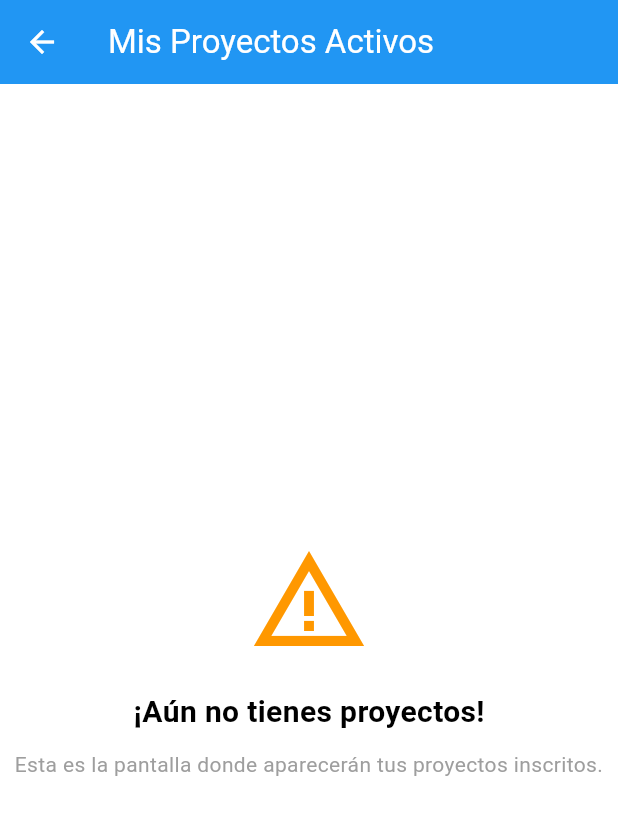
After one commit to alehernandezunimet/MetroGestion, a Flutter app: the ProfileScreen screen opened directly, after a tap on "Ver proyectos activos", on a phone screen of 412 x 824 dp. The commit adds this screen. Shown: the top 815 px of the screen. Run offline on Flutter 3.47's test engine with Material 3 defaults, Android fonts, the phone set to English and light mode, and no system bars; our stand-ins replace cloud_firestore, firebase_auth, firebase_core; accounts and stored records are empty.

Commit message:
creacion pantalla de proyectos y que se vea en perfil de estudiante

```diff
--- a/lib/screens/perfil/perfil_screen.dart
+++ b/lib/screens/perfil/perfil_screen.dart
@@ -1,6 +1,7 @@
 import 'package:flutter/material.dart';
 import 'package:firebase_auth/firebase_auth.dart';
 import 'package:cloud_firestore/cloud_firestore.dart';
+import 'package:metro_gestion_proyecto/screens/proyectos/projects_screen.dart';
 
 class ProfileScreen extends StatelessWidget {
   const ProfileScreen({super.key});
@@ -110,19 +111,17 @@ class ProfileScreen extends StatelessWidget {
                       // 4. Botones de Acción (Orientados a Estudiante)
                       ElevatedButton.icon(
                         icon: const Icon(Icons.edit, color: Colors.white),
-                        label: const Text('Actualizar Contraseña'),
+                        label: const Text('Ver proyectos activos'),
                         onPressed: () {
-                          // TODO: Implementar lógica de cambio de contraseña
-                          ScaffoldMessenger.of(context).showSnackBar(
-                            const SnackBar(
-                              content: Text(
-                                'Función de cambio de contraseña (próximamente)',
-                              ),
+                          Navigator.push(
+                            context,
+                            MaterialPageRoute(
+                              builder: (context) => const ProjectsScreen(),
                             ),
                           );
                         },
                         style: ElevatedButton.styleFrom(
-                          backgroundColor: Colors.orange,
+                          backgroundColor: Colors.blue,
                           foregroundColor: Colors.white,
                           padding: const EdgeInsets.symmetric(vertical: 15),
                           shape: RoundedRectangleBorder(
@@ -132,7 +131,7 @@ class ProfileScreen extends StatelessWidget {
                       ),
                       const SizedBox(height: 15),
                       OutlinedButton.icon(
-                        icon: const Icon(Icons.settings),
+                        icon: const Icon(Icons.edit, color: Colors.white),
                         label: const Text('Configuración de Notificaciones'),
                         onPressed: () {
                           // TODO: Implementar lógica de configuración
--- /dev/null
+++ b/lib/screens/proyectos/projects_screen.dart
@@ -0,0 +1,35 @@
+import 'package:flutter/material.dart';
+
+class ProjectsScreen extends StatelessWidget {
+  const ProjectsScreen({super.key});
+
+  @override
+  Widget build(BuildContext context) {
+    return Scaffold(
+      appBar: AppBar(
+        title: const Text('Mis Proyectos Activos'),
+        backgroundColor: Colors.blue,
+        foregroundColor: Colors.white,
+      ),
+      body: const Center(
+        child: Column(
+          mainAxisAlignment: MainAxisAlignment.center,
+          children: [
+            Icon(Icons.warning_amber, size: 80, color: Colors.orange),
+            SizedBox(height: 20),
+            Text(
+              '¡Aún no tienes proyectos!',
+              style: TextStyle(fontSize: 20, fontWeight: FontWeight.bold),
+            ),
+            SizedBox(height: 10),
+            Text(
+              'Esta es la pantalla donde aparecerán tus proyectos inscritos.',
+              textAlign: TextAlign.center,
+              style: TextStyle(color: Colors.grey),
+            ),
+          ],
+        ),
+      ),
+    );
+  }
+}
```
